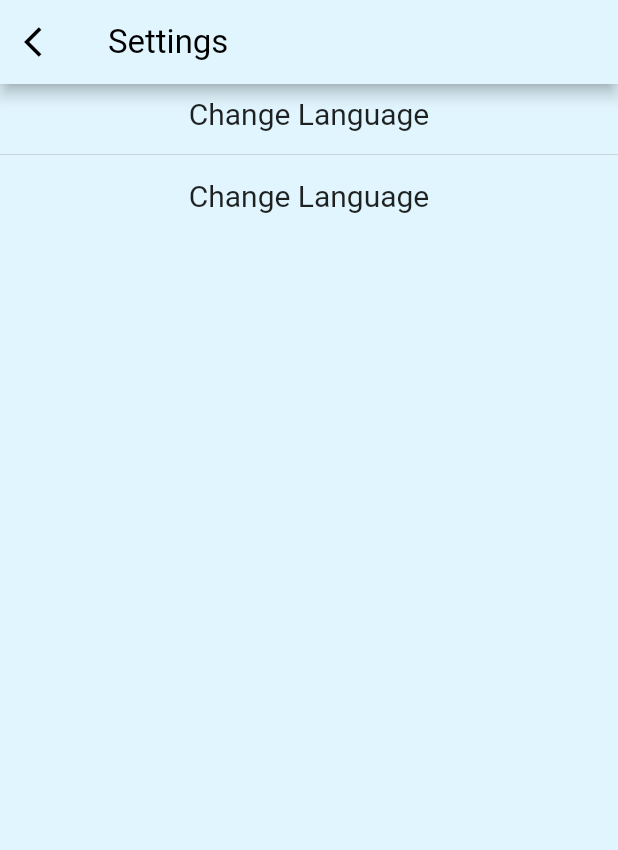
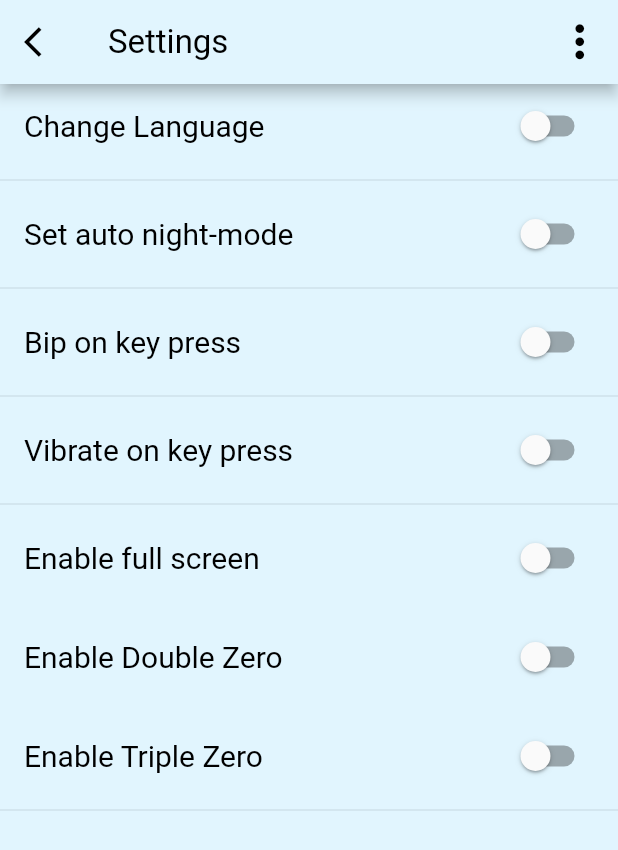
Before and after one commit to MikeAfegbua/unit_converter, a Flutter app: the SettingsPage screen opened by its route, on a phone screen of 412 x 824 dp. Shown: the top 850 px of the screen. Run offline on Flutter 3.47's test engine with Material 2 defaults, Android fonts, the light colour scheme and no system bars; our stand-ins replace google_fonts.

Commit message:
finished settings page

```diff
--- a/lib/screens/settings.dart
+++ b/lib/screens/settings.dart
@@ -1,33 +1,143 @@
 import 'package:flutter/material.dart';
 
-class SettingsPage extends StatelessWidget {
+class SettingsPage extends StatefulWidget {
   const SettingsPage({Key? key}) : super(key: key);
   static const id = 'settings.dart';
+
+  @override
+  State<SettingsPage> createState() => _SettingsPageState();
+}
+
+class _SettingsPageState extends State<SettingsPage> {
+  bool val = false;
 
   @override
   Widget build(BuildContext context) {
     return Scaffold(
       appBar: AppBar(
-        leading: const Icon(Icons.arrow_back_ios),
+        leading: IconButton(
+          onPressed: () {
+            Navigator.pop(context);
+          },
+          icon: const Icon(
+            Icons.arrow_back_ios,
+          ),
+        ),
         title: const Text('Settings'),
+        actions: const [
+          Padding(
+            padding: EdgeInsets.all(8.0),
+            child: Icon(
+              Icons.more_vert,
+              size: 35,
+            ),
+          )
+        ],
       ),
       body: Column(
-        children: const [
-          Padding(
-            padding: EdgeInsets.all(8.0),
-            child: Text(
+        children: [
+          ListTile(
+            leading: const Text(
               'Change Language',
               style: TextStyle(fontSize: 20),
             ),
+            trailing: Switch(
+                value: val,
+                onChanged: (var newVal) {
+                  setState(() {
+                    val = newVal;
+                  });
+                }),
           ),
-          Divider(),
-          Padding(
-            padding: EdgeInsets.all(8.0),
-            child: Text(
-              'Change Language',
+          const Divider(),
+          ListTile(
+            leading: const Text(
+              'Set auto night-mode',
               style: TextStyle(fontSize: 20),
             ),
+            trailing: Switch(
+                value: val,
+                onChanged: (var newVal) {
+                  setState(() {
+                    val = newVal;
+                  });
+                }),
           ),
+          const Divider(),
+          ListTile(
+            leading: const Text(
+              'Bip on key press',
+              style: TextStyle(fontSize: 20),
+            ),
+            trailing: Switch(
+                value: val,
+                onChanged: (var newVal) {
+                  setState(() {
+                    val = newVal;
+                  });
+                }),
+          ),
+          const Divider(),
+          ListTile(
+            leading: const Text(
+              'Vibrate on key press',
+              style: TextStyle(fontSize: 20),
+            ),
+            trailing: Switch(
+                value: val,
+                onChanged: (var newVal) {
+                  setState(() {
+                    val = newVal;
+                  });
+                }),
+          ),
+          const Divider(),
+          ListTile(
+            leading: const Text(
+              'Enable full screen',
+              style: TextStyle(fontSize: 20),
+            ),
+            trailing: Switch(
+                value: val,
+                onChanged: (var newVal) {
+                  setState(() {
+                    val = newVal;
+                  });
+                }),
+          ),
+          const SizedBox(
+            height: 10,
+          ),
+          ListTile(
+            leading: const Text(
+              'Enable Double Zero',
+              style: TextStyle(fontSize: 20),
+            ),
+            trailing: Switch(
+                value: val,
+                onChanged: (var newVal) {
+                  setState(() {
+                    val = newVal;
+                  });
+                }),
+          ),
+          const SizedBox(
+            height: 10,
+          ),
+          ListTile(
+            leading: const Text(
+              'Enable Triple Zero',
+              style: TextStyle(fontSize: 20),
+            ),
+            trailing: Switch(
+                value: val,
+                onChanged: (var newVal) {
+                  setState(() {
+                    val = newVal;
+                  });
+                }),
+          ),
+          const Divider(),
         ],
       ),
     );
```
